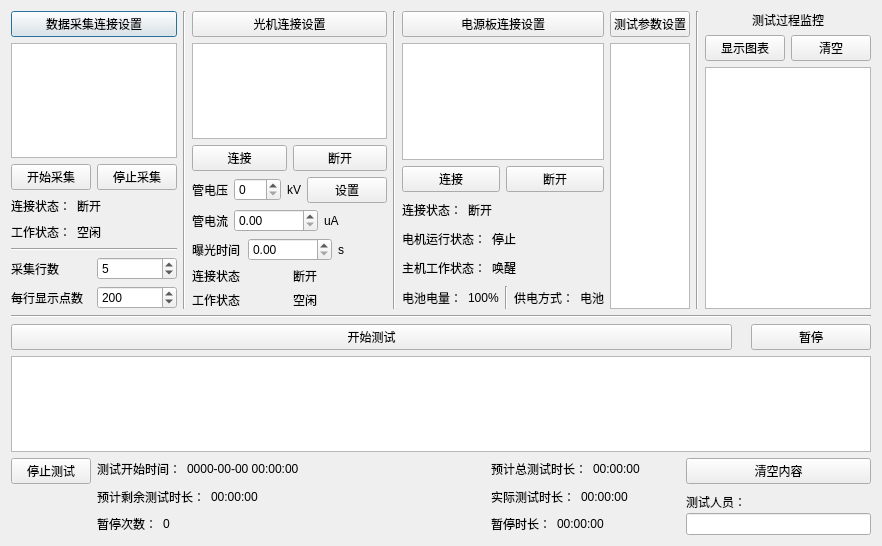
Old version of the form main_dialog.ui in the repository curious-heart/X-exposer-tool.
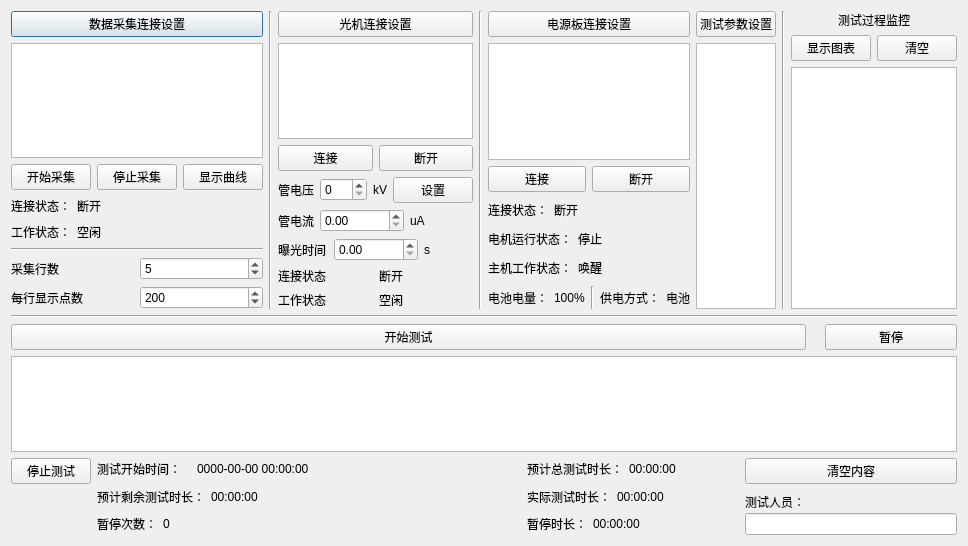
New version of the form.

What changed in the file:
```diff
--- a/main_dialog.ui
+++ b/main_dialog.ui
@@ -6,7 +6,7 @@
    <rect>
     <x>0</x>
     <y>0</y>
-    <width>880</width>
+    <width>912</width>
     <height>546</height>
    </rect>
   </property>
@@ -52,6 +52,13 @@
              </property>
             </widget>
            </item>
+           <item>
+            <widget class="QPushButton" name="dataCollDispCurvPbt">
+             <property name="text">
+              <string>显示曲线</string>
+             </property>
+            </widget>
+           </item>
           </layout>
          </item>
          <item>
```
